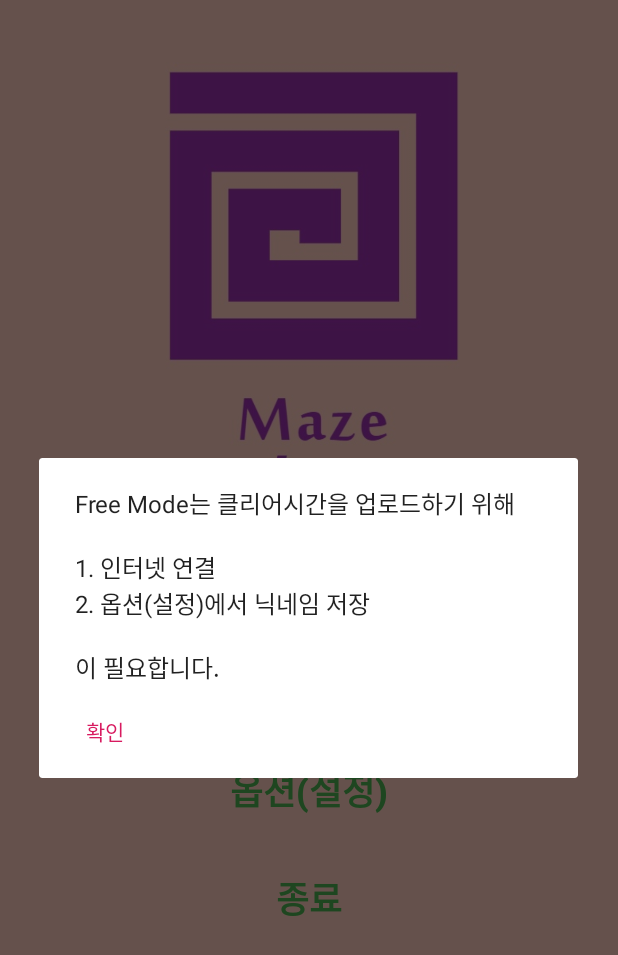
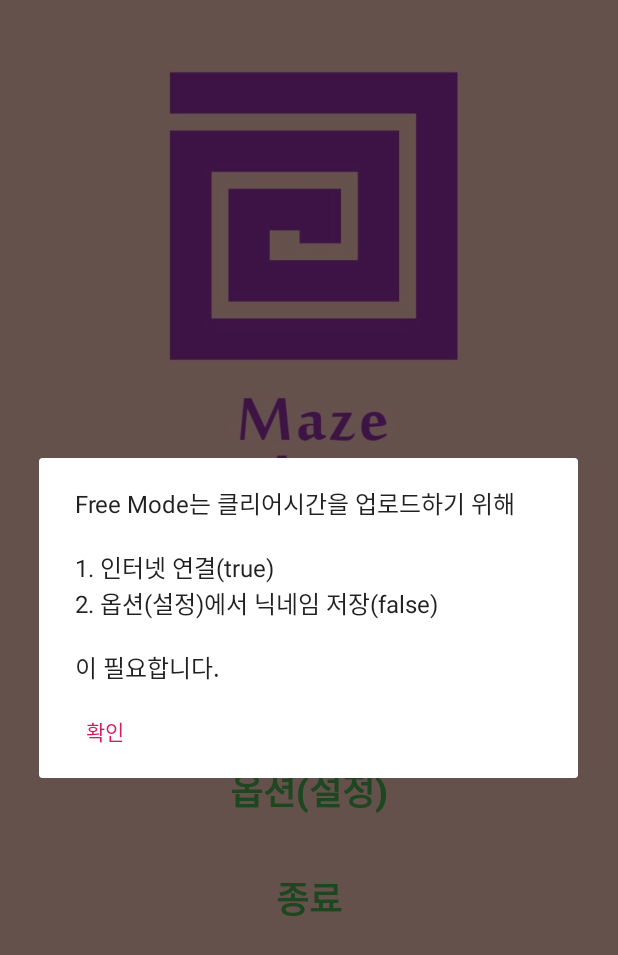
Before and after one commit to DEVELOPERfalcon/MazeGame, an Android app: the screen it shows after launch (MainActivity), after a tap on "FREE MODE", on a phone screen of 412 x 824 dp. Shown: the top 955 px of the screen. Run offline under Robolectric (Android 15) with nearby library versions, the phone set to English and light mode, and no system bars.

Commit message:
MainActivity 코드 수정 작업

```diff
--- a/app/src/main/java/com/tagsoft/mazegame/MainActivity.java
+++ b/app/src/main/java/com/tagsoft/mazegame/MainActivity.java
@@ -65,6 +65,9 @@ public class MainActivity extends AppCompatActivity {
     }
 
     public void checkNetworkConnectivity(){
+        new Thread(){
+            @Override
+            public void run() {
                 int status = NetworkStatus.getConnectivityStatus(getApplicationContext());
                 if(status == NetworkStatus.TYPE_MOBILE){
                     networkConnect = true;
@@ -73,6 +76,9 @@ public class MainActivity extends AppCompatActivity {
                 }else {
                     networkConnect = false;
                 }
+            }
+        }.start();
+
     }
 
     public void loadNickName(){
@@ -86,7 +92,7 @@ public class MainActivity extends AppCompatActivity {
                         InputStreamReader isr = new InputStreamReader(fis);
                         BufferedReader reader = new BufferedReader(isr);
                         String line = reader.readLine();
-                        if(line.length()<8) nicknameExist=false;
+                        if(line.toString().getBytes().length<8) nicknameExist=false;
                         else nicknameExist = true;
                     }else nicknameExist=false;
                 } catch (FileNotFoundException e) {
@@ -115,8 +121,8 @@ public class MainActivity extends AppCompatActivity {
             }else{
                 AlertDialog.Builder builder = new AlertDialog.Builder(MainActivity.this);
                 builder.setMessage("Free Mode는 클리어시간을 업로드하기 위해\n\n" +
-                        "1. 인터넷 연결\n" +
-                        "2. 옵션(설정)에서 닉네임 저장\n\n" +
+                        "1. 인터넷 연결("+networkConnect+")\n" +
+                        "2. 옵션(설정)에서 닉네임 저장("+nicknameExist+")\n\n" +
                         "이 필요합니다.");
                 builder.setNeutralButton("확인", null);
                 builder.create().show();
```
Lines whose indentation alone changed are shown as unchanged.
